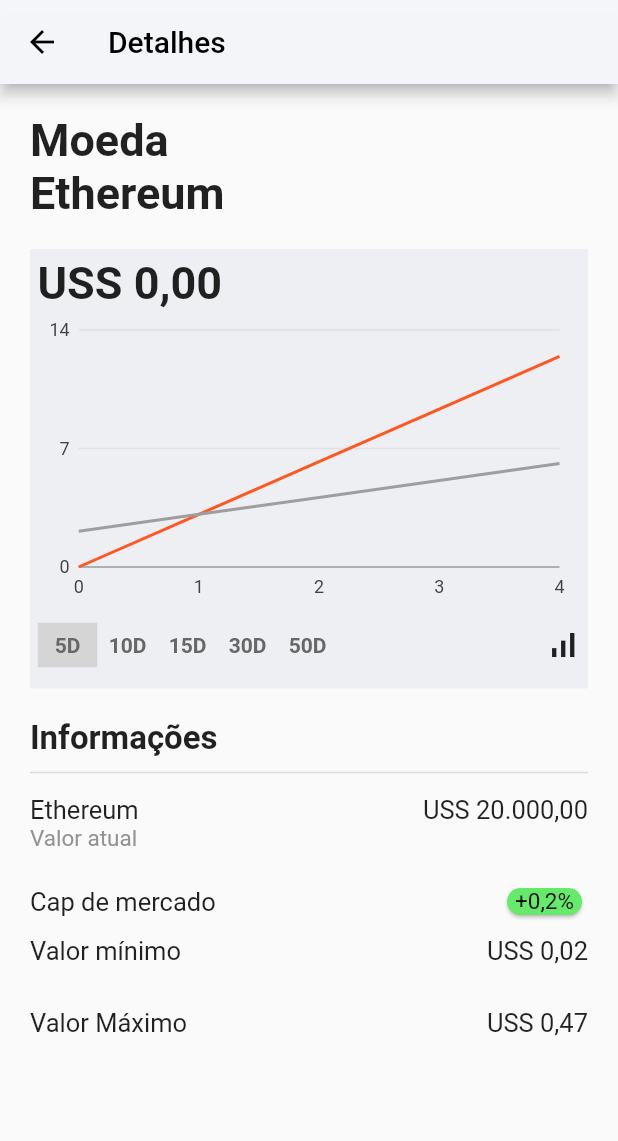
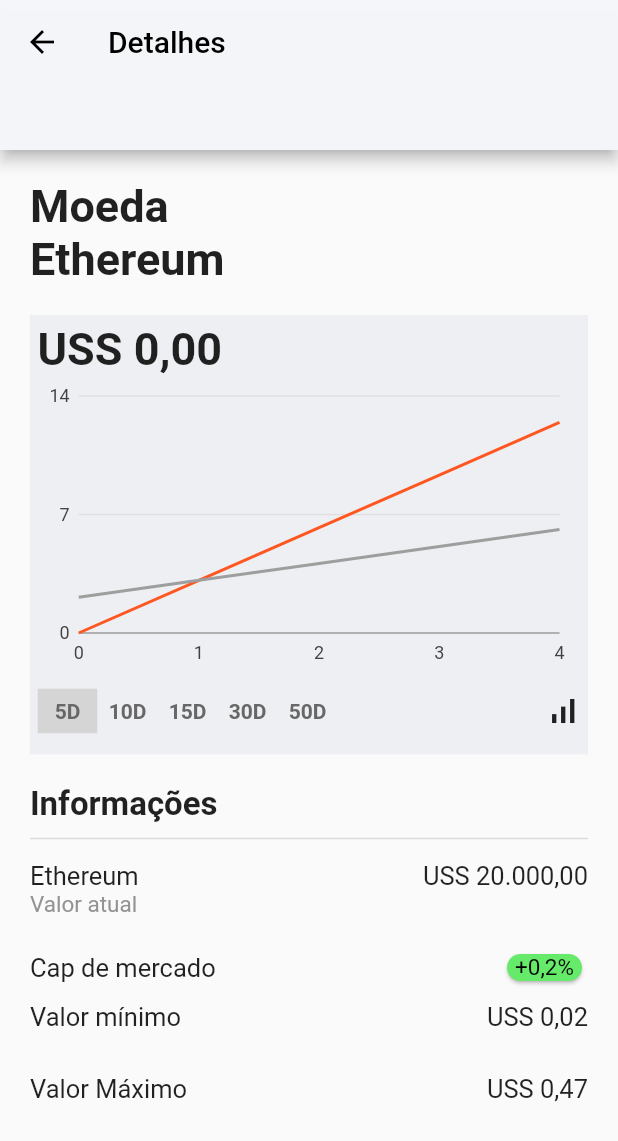
Before and after one commit to dannestulla/FlutterEverest, a Flutter app: the screen it shows after launch, after a tap on "ETH", on a phone screen of 412 x 824 dp. Shown: the top 1141 px of the screen. Run offline on Flutter 3.47's test engine with Material 2 defaults, Android fonts, the phone set to English and light mode, and no system bars; our stand-ins replace charts_flutter, flutter_riverpod.

Commit message:
feat: converted widget functions to classes

```diff
--- a/lib/screen_components/app_bar.dart
+++ b/lib/screen_components/app_bar.dart
@@ -2,7 +2,11 @@ import 'package:flutter/material.dart';
 
 import '../utils/strings.dart';
 
-AppBar getAppBar() {
+class CustomAppBar extends StatelessWidget with PreferredSizeWidget {
+  const CustomAppBar({Key? key}) : super(key: key);
+
+  @override
+  Widget build(BuildContext context) {
     return AppBar(
         title: const Text(
           Strings.detalhes,
@@ -13,3 +17,7 @@ AppBar getAppBar() {
         ),
         backgroundColor: const Color.fromARGB(250, 245, 246, 250));
   }
+
+  @override
+  Size get preferredSize => const Size.fromHeight(100);
+}
--- a/lib/screen_components/bottom_navigation.dart
+++ b/lib/screen_components/bottom_navigation.dart
@@ -2,7 +2,11 @@ import 'package:flutter/material.dart';
 
 import '../utils/strings.dart';
 
-Widget bottomNavigation() {
+class CustomBottomNavigation extends StatelessWidget {
+  const CustomBottomNavigation({Key? key}) : super(key: key);
+
+  @override
+  Widget build(BuildContext context) {
     return BottomNavigationBar(
         items: const <BottomNavigationBarItem>[
           BottomNavigationBarItem(
@@ -21,3 +25,4 @@ Widget bottomNavigation() {
         currentIndex: 1,
         selectedItemColor: const Color.fromARGB(255, 255, 21, 134));
   }
+}
--- a/lib/screen_components/chart_type_button.dart
+++ b/lib/screen_components/chart_type_button.dart
@@ -1,5 +1,10 @@
 import 'package:flutter/material.dart';
 
-Widget chartTypeButton() {
-  return const Icon(Icons.signal_cellular_alt);
+class ChartTypeButton extends StatelessWidget {
+  const ChartTypeButton({Key? key}) : super(key: key);
+
+  @override
+  Widget build(BuildContext context) {
+    return const Icon(Icons.signal_cellular_alt);
+  }
 }
--- a/lib/screen_components/cripto_chart.dart
+++ b/lib/screen_components/cripto_chart.dart
@@ -38,7 +38,7 @@ class _CriptoChartState extends State<CriptoChart> {
                 });
               }),
               const Spacer(),
-              chartTypeButton()
+              const ChartTypeButton()
             ],
           )
         ]));
--- a/lib/screen_components/days_filter.dart
+++ b/lib/screen_components/days_filter.dart
@@ -2,9 +2,9 @@ import 'package:flutter/material.dart';
 import 'package:listagem_cripto/utils/extention_functions.dart';
 
 class DaysFilterButtons extends StatefulWidget {
-  DaysFilterButtons({Key? key, required this.daysCallback}) : super(key: key);
+  const DaysFilterButtons({Key? key, required this.daysCallback}) : super(key: key);
 
-  Function(DaysSelected) daysCallback;
+  final Function(DaysSelected) daysCallback;
 
   @override
   State<StatefulWidget> createState() => DaysFilterButtonsState(daysCallback);
--- a/lib/screen_components/details_row.dart
+++ b/lib/screen_components/details_row.dart
@@ -3,7 +3,16 @@ import 'package:listagem_cripto/screen_components/percentage_indicator.dart';
 
 import '../utils/styles.dart';
 
-Widget detailsRow({String title = "", String value = "", String subTitle = ""}) {
+class DetailsRow extends StatelessWidget {
+  const DetailsRow(
+      {Key? key, this.title = "", this.value = "", this.subTitle = ""})
+      : super(key: key);
+  final String title;
+  final String value;
+  final String subTitle;
+
+  @override
+  Widget build(BuildContext context) {
     return Padding(
         padding: const EdgeInsets.symmetric(vertical: 5),
         child: Column(
@@ -19,14 +28,23 @@ Widget detailsRow({String title = "", String value = "", String subTitle = ""})
           ],
         ));
   }
+}
 
-Widget detailsRowPercent({String? percentage, String? title}) {
+class DetailsRowPercent extends StatelessWidget {
+  const DetailsRowPercent(
+      {Key? key, required this.percentage, required this.title})
+      : super(key: key);
+  final String percentage;
+  final String title;
+  @override
+  Widget build(BuildContext context) {
     return Padding(
       padding: const EdgeInsets.symmetric(vertical: 5),
       child: Row(children: [
         Text(title ?? "", style: CustomTextStyle.rowText),
         const Spacer(),
-      percentageIndicator(percentage)
+        PercentageIndicator(percentage: percentage)
       ]),
     );
   }
+}
--- a/lib/screen_components/percentage_indicator.dart
+++ b/lib/screen_components/percentage_indicator.dart
@@ -1,6 +1,12 @@
 import 'package:flutter/material.dart';
 
-Widget percentageIndicator(String? percentage) {
+class PercentageIndicator extends StatelessWidget {
+  const PercentageIndicator({Key? key, this.percentage})
+      : super(key: key);
+  final String? percentage;
+
+  @override
+  Widget build(BuildContext context) {
     return Card(
         shape: RoundedRectangleBorder(
           borderRadius: BorderRadius.circular(40),
@@ -15,3 +21,4 @@ Widget percentageIndicator(String? percentage) {
                 textAlign: TextAlign.center,
                 style: const TextStyle(fontSize: 15, color: Colors.black))));
   }
+}
--- a/lib/screens/cripto_screen.dart
+++ b/lib/screens/cripto_screen.dart
@@ -1,7 +1,7 @@
 import 'package:flutter/material.dart';
-import 'package:listagem_cripto/screen_components/app_bar.dart';
 import 'package:listagem_cripto/utils/strings.dart';
 import 'package:listagem_cripto/utils/styles.dart';
+import '../screen_components/app_bar.dart';
 import '../screen_components/cripto_chart.dart';
 import '../screen_components/details_row.dart';
 import 'list_screen.dart';
@@ -16,7 +16,7 @@ class SelectedCriptoScreen extends StatelessWidget {
         ModalRoute.of(context)!.settings.arguments as SelectedCriptoArguments;
 
     return Scaffold(
-        appBar: getAppBar(),
+        appBar: const CustomAppBar(),
         body: SingleChildScrollView(
           child: Padding(
             padding: const EdgeInsets.all(20),
@@ -35,16 +35,16 @@ class SelectedCriptoScreen extends StatelessWidget {
                   thickness: 1,
                   color: Color.fromARGB(255, 220, 220, 220),
                 ),
-                detailsRow(
+                const DetailsRow(
                     title: Strings.ethereum,
                     value: Strings.vinteMil,
                     subTitle: Strings.valorAtual),
                 const SizedBox(height: 10),
-                detailsRowPercent(
+                const DetailsRowPercent(
                     title: Strings.capDeMercado, percentage: "+0,2%"),
-                detailsRow(
+                const DetailsRow(
                     title: Strings.valorMinimo, value: Strings.doisCents),
-                detailsRow(
+                const DetailsRow(
                     title: Strings.valorMaximo, value: Strings.quatroSete),
               ],
             ))));
--- a/lib/screens/list_screen.dart
+++ b/lib/screens/list_screen.dart
@@ -68,15 +68,15 @@ class CriptoListSelection extends StatelessWidget {
                                             style:
                                                 const TextStyle(fontSize: 20)),
                                         const SizedBox(height: 6),
-                                        percentageIndicator(
-                                            criptosList[index].percentage)
+                                        PercentageIndicator(
+                                            percentage: criptosList[index].percentage)
                                       ],
                                     )
                                   ],
                                 ))));
                   }))
         ])),
-        bottomNavigationBar: bottomNavigation());
+        bottomNavigationBar: const CustomBottomNavigation());
   }
 }
 
```
Lines whose indentation alone changed are shown as unchanged.
